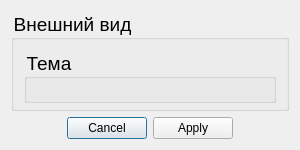
The window that athletes_list_manager_app/src/ui/settings_window.ui (dBurbas/my-education) describes before a commit, drawn with Qt 5.
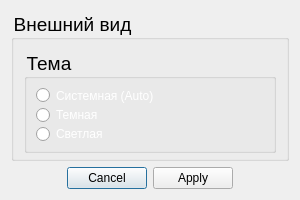
The same window after the commit.

Commit message: fix: settings window size

Patch:
```diff
--- a/athletes_list_manager_app/src/ui/settings_window.ui
+++ b/athletes_list_manager_app/src/ui/settings_window.ui
@@ -7,11 +7,11 @@
     <x>0</x>
     <y>0</y>
     <width>300</width>
-    <height>150</height>
+    <height>200</height>
    </rect>
   </property>
   <property name="sizePolicy">
-   <sizepolicy hsizetype="Fixed" vsizetype="Fixed">
+   <sizepolicy hsizetype="Fixed" vsizetype="Expanding">
     <horstretch>0</horstretch>
     <verstretch>0</verstretch>
    </sizepolicy>
@@ -19,7 +19,7 @@
   <property name="minimumSize">
    <size>
     <width>300</width>
-    <height>150</height>
+    <height>200</height>
    </size>
   </property>
   <property name="maximumSize">
```
The commit also changes 1 other file.
